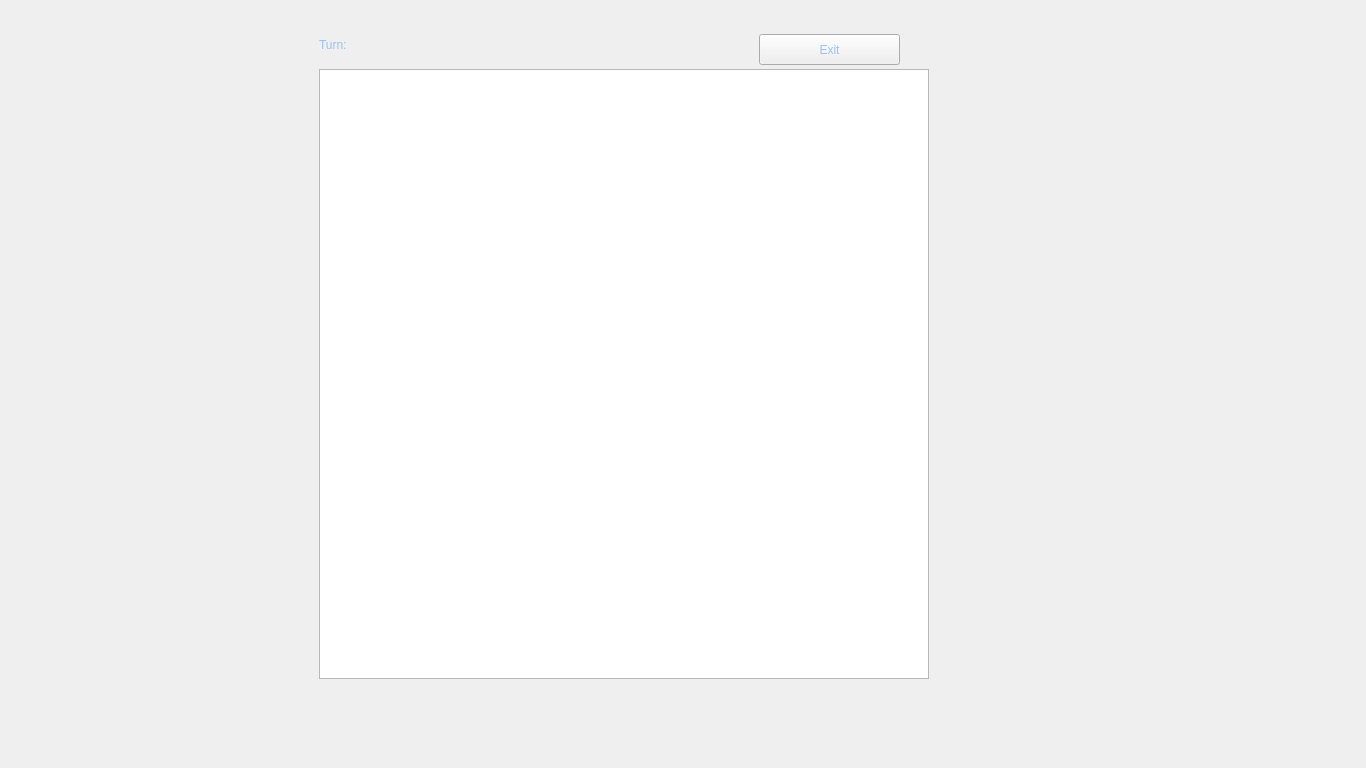
Before: the Qt Designer form mainwindow.ui in Antti86/Chess, drawn with Qt 5.
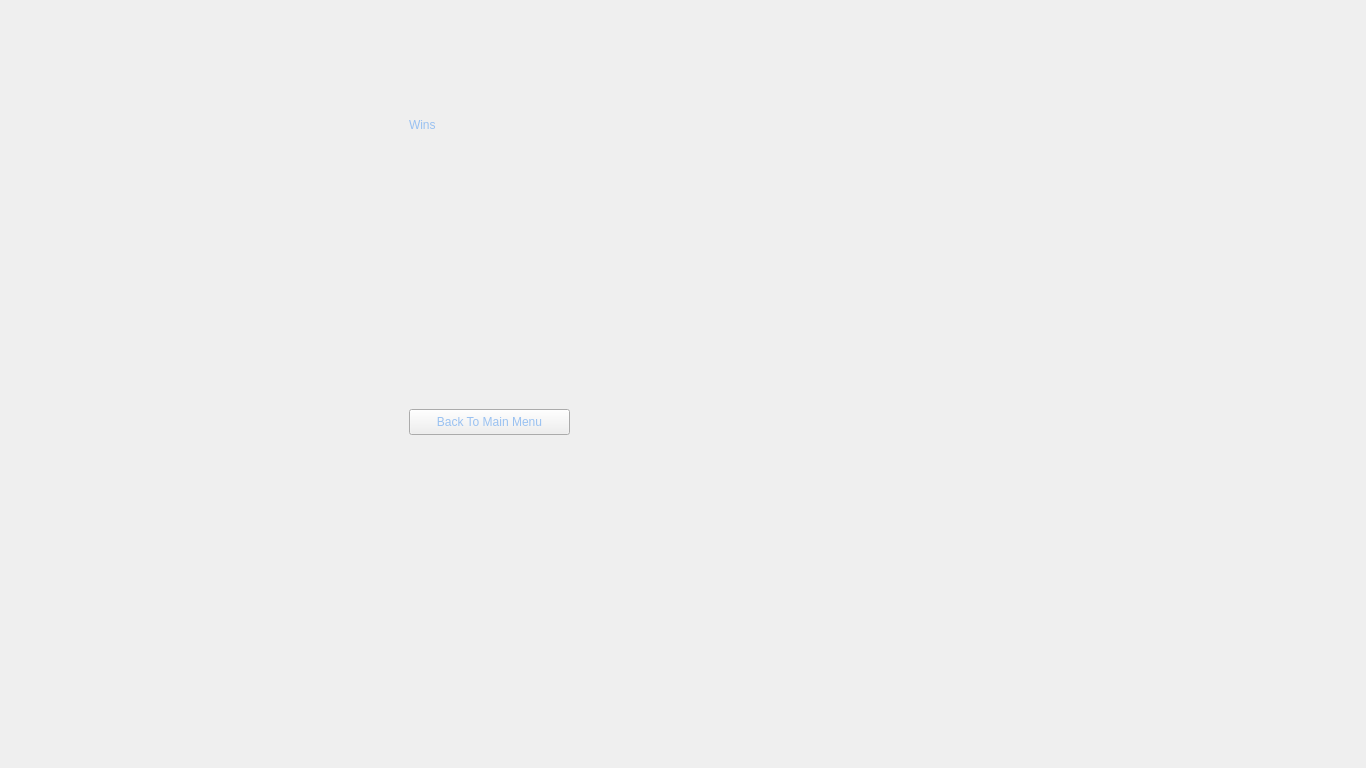
After: the same form once the commit is applied. Custom widgets are drawn as their Qt base class.

Diff of the .ui file:
```diff
--- a/mainwindow.ui
+++ b/mainwindow.ui
@@ -21,7 +21,7 @@
     <item>
      <widget class="QStackedWidget" name="stackedWidget">
       <property name="currentIndex">
-       <number>2</number>
+       <number>3</number>
       </property>
       <widget class="QWidget" name="MainMenu">
        <layout class="QVBoxLayout" name="verticalLayout">
@@ -165,6 +165,47 @@
         </property>
        </widget>
       </widget>
+      <widget class="QWidget" name="WinScreen">
+       <widget class="QPushButton" name="WinExit">
+        <property name="geometry">
+         <rect>
+          <x>400</x>
+          <y>400</y>
+          <width>161</width>
+          <height>26</height>
+         </rect>
+        </property>
+        <property name="text">
+         <string>Back To Main Menu</string>
+        </property>
+       </widget>
+       <widget class="QLabel" name="label">
+        <property name="geometry">
+         <rect>
+          <x>400</x>
+          <y>90</y>
+          <width>191</width>
+          <height>51</height>
+         </rect>
+        </property>
+        <property name="text">
+         <string>Wins</string>
+        </property>
+       </widget>
+       <widget class="QLabel" name="Winner">
+        <property name="geometry">
+         <rect>
+          <x>200</x>
+          <y>90</y>
+          <width>191</width>
+          <height>51</height>
+         </rect>
+        </property>
+        <property name="text">
+         <string/>
+        </property>
+       </widget>
+      </widget>
       <widget class="QWidget" name="MultiplayerMenu">
        <layout class="QVBoxLayout" name="verticalLayout_4">
         <item>
```
